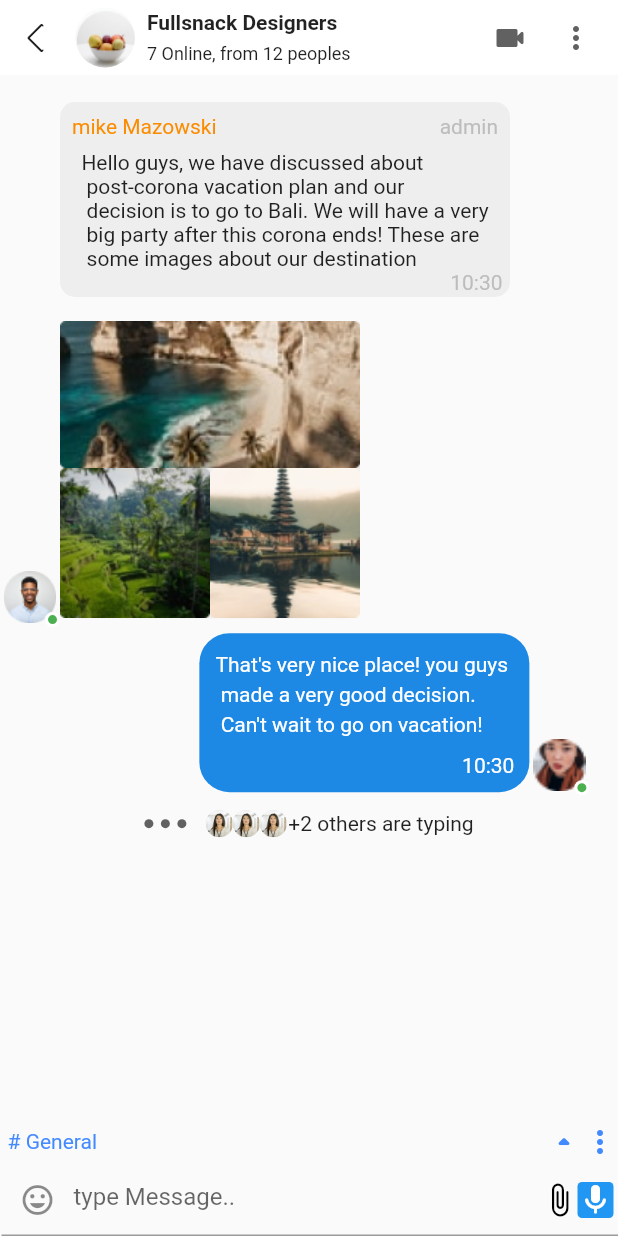
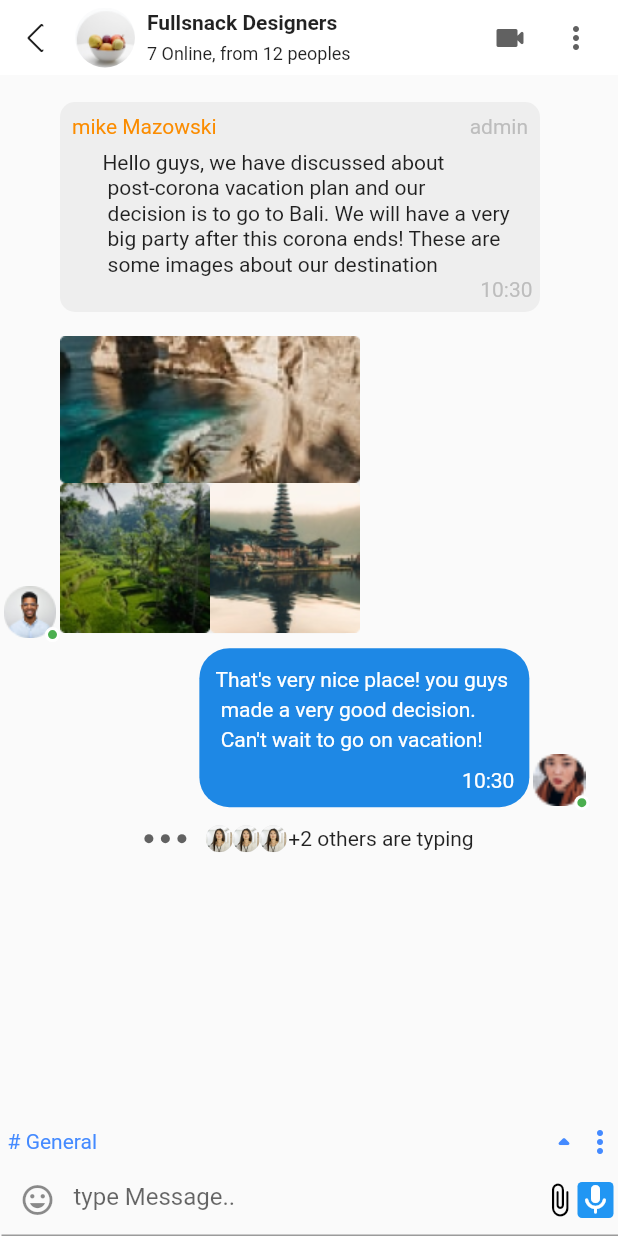
Before and after one commit to khalidmagde/chat_screen_demo, a Flutter app: the GroupChatScreen screen opened directly, on a phone screen of 412 x 824 dp. Run offline on Flutter 3.47's test engine with Material 2 defaults, Android fonts, the phone set to English and light mode, and no system bars; our stand-ins replace sliding_up_panel.

Commit message:
Add all my files

```diff
--- a/lib/presentation/widget/groubChatWidget/chat_bubble.dart
+++ b/lib/presentation/widget/groubChatWidget/chat_bubble.dart
@@ -41,8 +41,8 @@ class _ChatBubbleState extends State<ChatBubble> {
                   borderRadius: BorderRadius.circular(10),
                   color: Colors.grey.shade200,
                 ),
-                width: widget.chatMessage.message == "" ? 200 : 300,
-                height: widget.chatMessage.message == "" ? 198.1 : 130,
+                width: widget.chatMessage.message == "" ? 200 : 320,
+                height: widget.chatMessage.message == "" ? 198.1 : 140,
                 child: widget.chatMessage.type == MessageType.Receiver ||
                         widget.chatMessage.message == ""
                     ? Column(
@@ -74,7 +74,14 @@ class _ChatBubbleState extends State<ChatBubble> {
                               ],
                             ),
                           ),
-                          Text(widget.chatMessage.message),
+                          Padding(
+                            padding: const EdgeInsets.only(left: 8.0),
+                            child: Text(
+                              widget.chatMessage.message,
+                              style: TextStyle(height: 1.2),
+                              textAlign: TextAlign.start,
+                            ),
+                          ),
                           Container(
                               padding: const EdgeInsets.only(right: 5),
                               alignment: Alignment.bottomRight,
```
